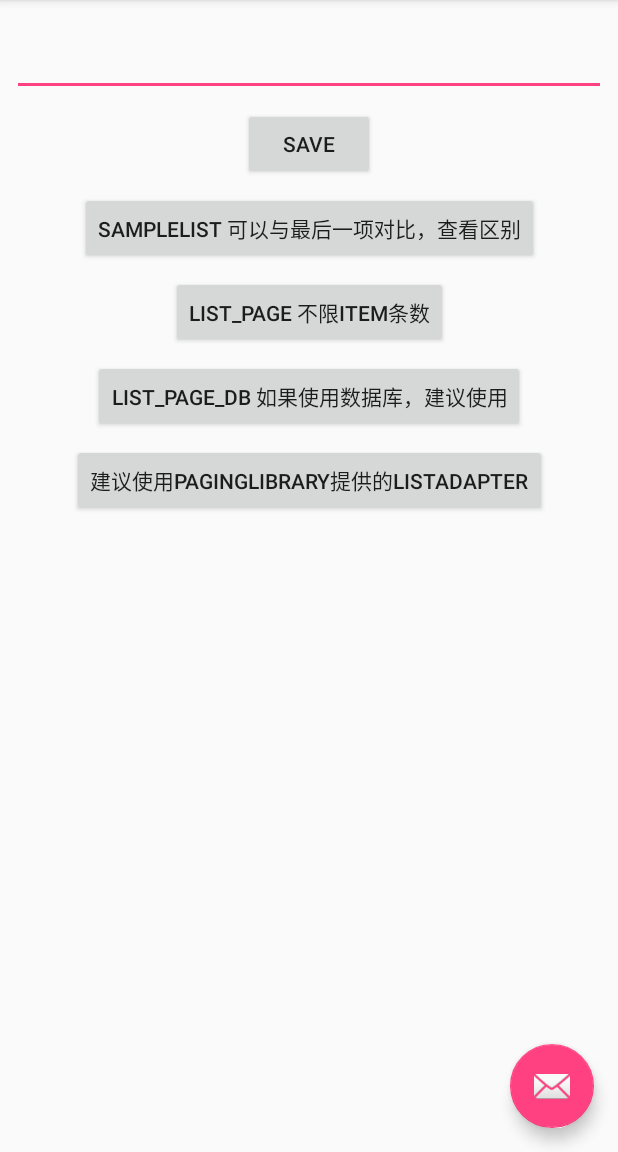
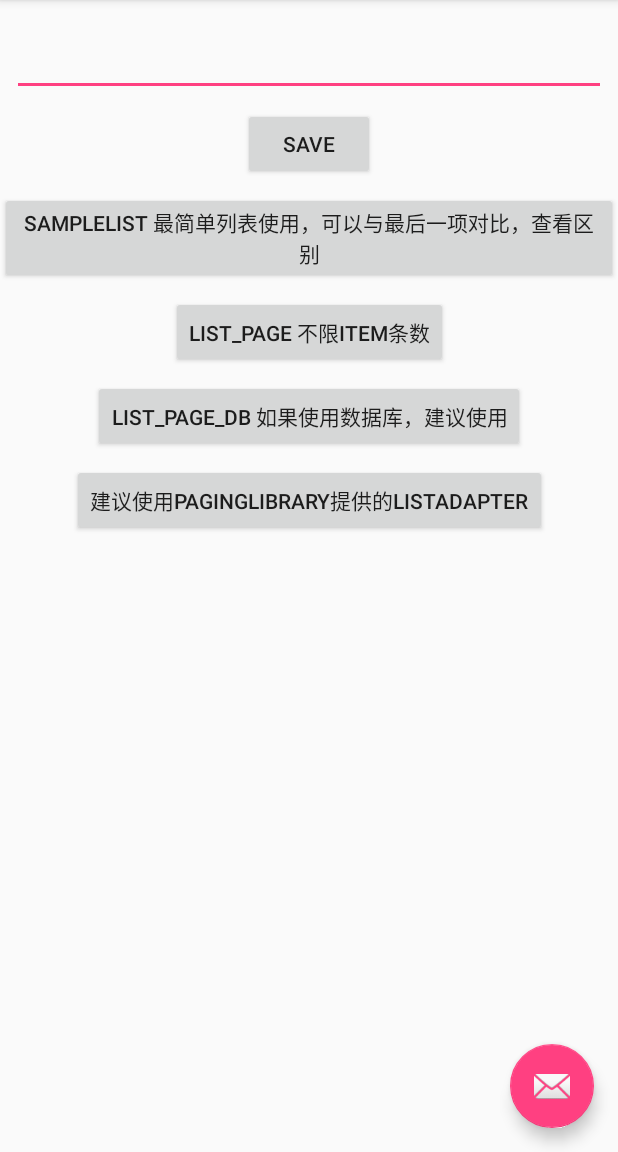
Before and after one commit to WangKiven/KArch, an Android app: the screen it shows after launch (MainActivity), on a phone screen of 412 x 824 dp, the part 84-1236 px from its top. Run offline under Robolectric (Android 15) with nearby library versions, the phone set to English and light mode, and no system bars; our stand-ins replace Room's generated code; libraries missing offline, so code that uses them is left out: android.arch.paging, android.arch.persistence.

Commit message:
no message

```diff
--- a/app/src/main/java/com/sxb/karch/SimplelistActivity.kt
+++ b/app/src/main/java/com/sxb/karch/SimplelistActivity.kt
@@ -13,6 +13,7 @@ import kotlinx.android.synthetic.main.activity_simplelist.*
 
 /**
  * 最简单的列表使用，仅需导入lifecycle库即可
+ * 仅使用LiveData数据同步功能
  */
 class SimplelistActivity : AppCompatActivity() {
     private var texts = MutableLiveData<MutableList<String>>()
--- a/app/src/main/res/layout/fragment_main.xml
+++ b/app/src/main/res/layout/fragment_main.xml
@@ -38,7 +38,7 @@
         android:layout_width="wrap_content"
         android:layout_height="wrap_content"
         android:layout_marginTop="8dp"
-        android:text="samplelist 可以与最后一项对比，查看区别"
+        android:text="samplelist 最简单列表使用，可以与最后一项对比，查看区别"
         app:layout_constraintLeft_toLeftOf="parent"
         app:layout_constraintRight_toRightOf="parent"
         app:layout_constraintTop_toBottomOf="@+id/btn_save" />
```
